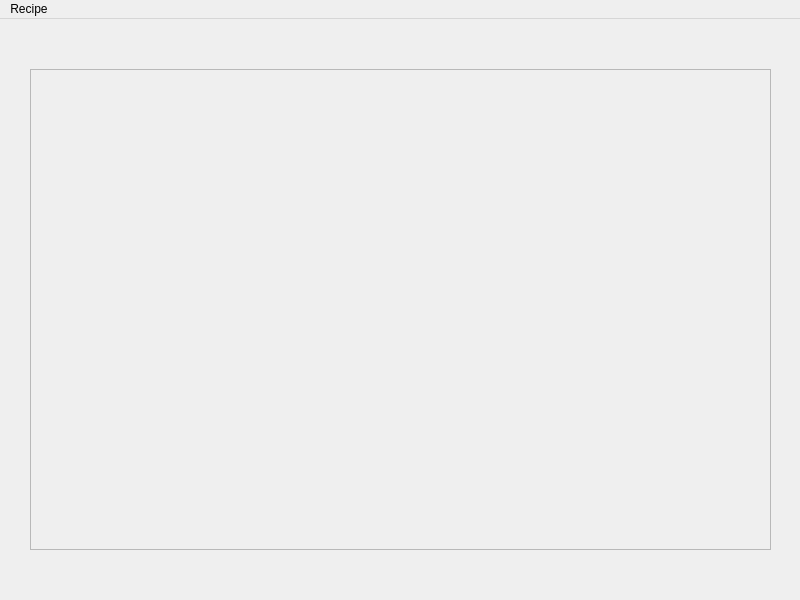
Above: qt/main_window/MainWindow.ui from Quentin-Gillet/qt-recipe-app before the change. Below: the same form after it.
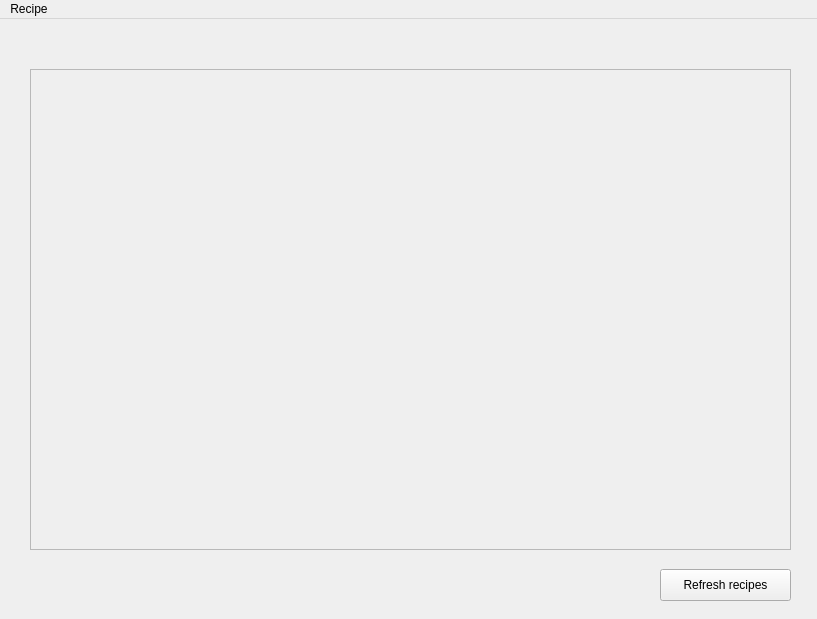
That is the form after the change.

Commit message: Display recipes - display random recipes - search for recipes - add loading for images

What changed in the file:
```diff
--- a/qt/main_window/MainWindow.ui
+++ b/qt/main_window/MainWindow.ui
@@ -6,8 +6,8 @@
    <rect>
     <x>0</x>
     <y>0</y>
-    <width>800</width>
-    <height>600</height>
+    <width>817</width>
+    <height>619</height>
    </rect>
   </property>
   <property name="windowTitle">
@@ -19,7 +19,7 @@
      <rect>
       <x>30</x>
       <y>50</y>
-      <width>741</width>
+      <width>761</width>
       <height>481</height>
      </rect>
     </property>
@@ -29,21 +29,22 @@
     <property name="frameShadow">
      <enum>QFrame::Raised</enum>
     </property>
-    <widget class="QWidget" name="gridLayoutWidget">
+   </widget>
+   <widget class="QPushButton" name="refreshButton">
      <property name="geometry">
       <rect>
-       <x>0</x>
-       <y>0</y>
-       <width>741</width>
-       <height>481</height>
-      </rect>
-     </property>
-     <layout class="QGridLayout" name="recipeGrid">
-      <property name="sizeConstraint">
-       <enum>QLayout::SetDefaultConstraint</enum>
-      </property>
-     </layout>
-    </widget>
+      <x>660</x>
+      <y>550</y>
+      <width>131</width>
+      <height>32</height>
+     </rect>
+    </property>
+    <property name="autoFillBackground">
+     <bool>false</bool>
+    </property>
+    <property name="text">
+     <string>Refresh recipes</string>
+    </property>
    </widget>
   </widget>
   <widget class="QMenuBar" name="menuBar">
@@ -51,7 +52,7 @@
     <rect>
      <x>0</x>
      <y>0</y>
-     <width>800</width>
+     <width>817</width>
      <height>42</height>
     </rect>
    </property>
```
Left out of the diff: 2 changed lines with no effect on the pictures. Lines whose indentation alone changed are shown as unchanged. The commit also changes 23 other files.
